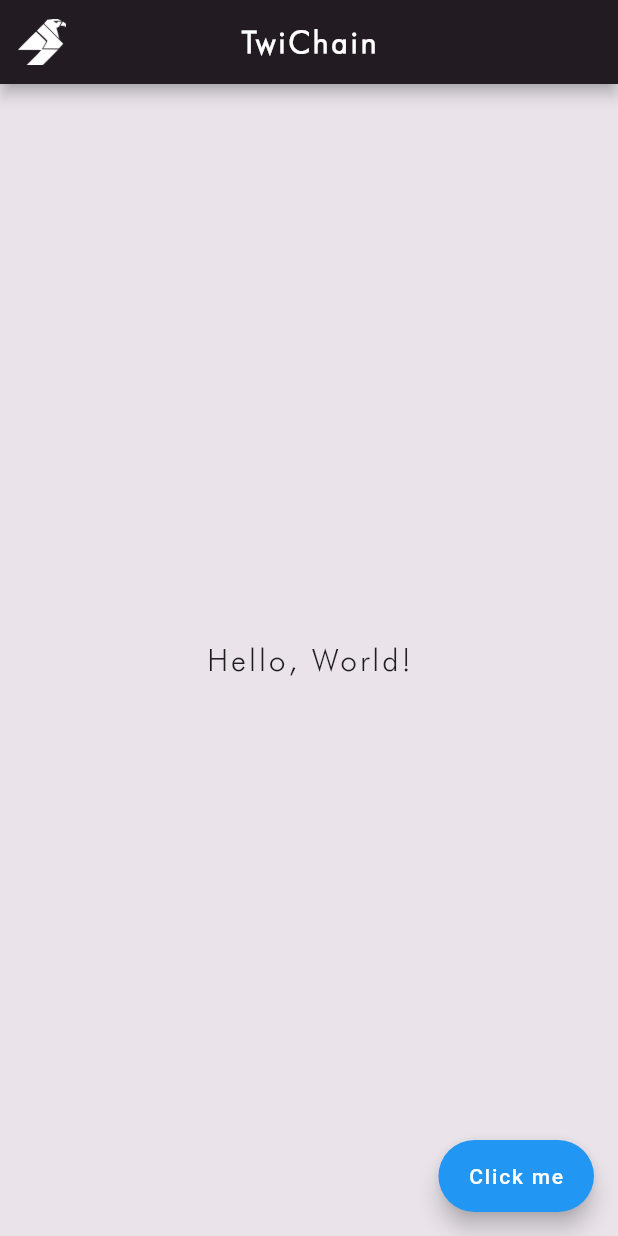
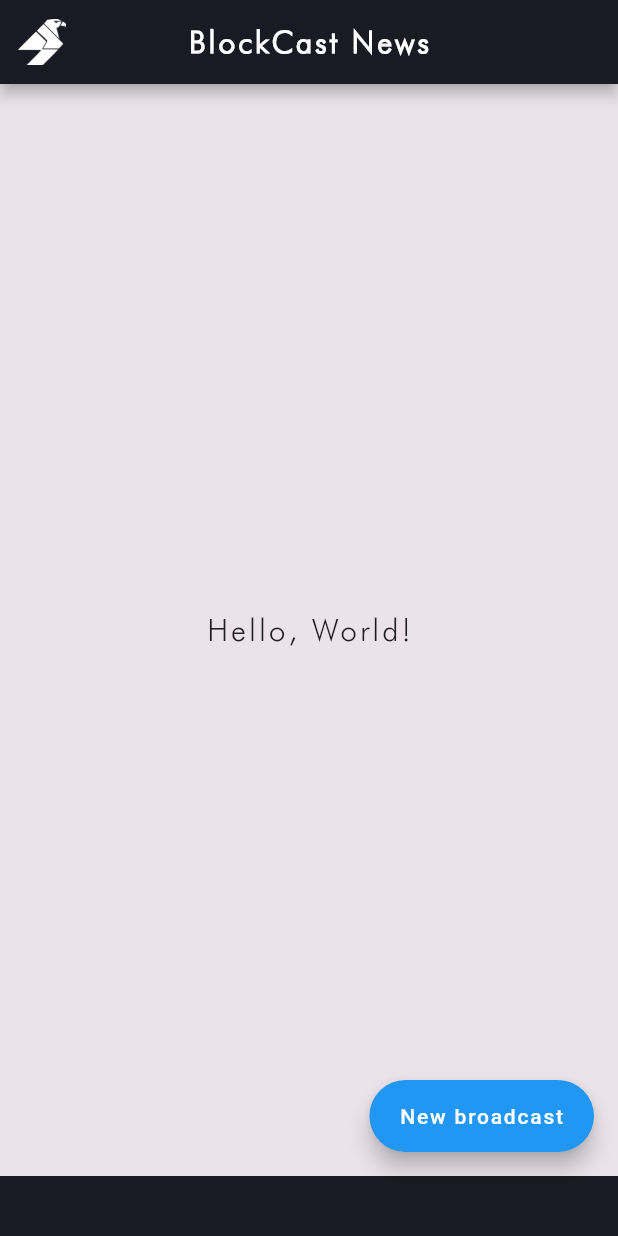
Before and after one commit to Benjovengo/DAppsage, a Flutter app: the screen it shows after launch, on a phone screen of 412 x 824 dp. Run offline on Flutter 3.47's test engine with Material 2 defaults, Android fonts, the phone set to English and light mode, and no system bars.

Commit message:
create Home page
- Add the Home page as a separate file in './lib/pages/' folder
- Make the Home widget as a StatelessWigget object.

A StatelessWidget in Flutter is a widget that does not have any mutable state. This means that once the widget is built, its content and behavior cannot be changed. Instead, a StatelessWidget is built solely based on the input parameters passed to it, and it renders the UI accordingly.

Signed-off-by: Fabio Benjovengo <fabio.benjovengo@gmail.com>

```diff
--- /dev/null
+++ b/front_end/lib/pages/home.dart
@@ -0,0 +1,48 @@
+import 'package:flutter/material.dart';
+
+class Home extends StatelessWidget {
+  const Home({super.key});
+
+  @override
+  Widget build(BuildContext context) {
+    return Scaffold(
+      appBar: AppBar(
+        title: const Text(
+          'BlockCast News',
+          style: TextStyle(
+            letterSpacing: 2.0,
+            fontFamily: 'Futura',
+            fontWeight: FontWeight.bold,
+          ),
+        ),
+        leading: Padding(
+          padding: const EdgeInsets.all(12.0),
+          child: Image.asset(
+            "assets/DApp_icon_white.png",
+          ),
+        ),
+        centerTitle: true,
+        backgroundColor: const Color.fromRGBO(26, 26, 36, 1),
+      ),
+      body: const Center(
+        child: Text(
+          'Hello, World!',
+          style: TextStyle(
+            fontSize: 20.0,
+            letterSpacing: 2.0,
+            fontFamily: 'Futura',
+          ),
+        ),
+      ),
+      backgroundColor: const Color.fromRGBO(234, 228, 234, 1),
+      floatingActionButton: FloatingActionButton.extended(
+        label: const Text("New broadcast"),
+        onPressed: () {},
+      ),
+      bottomNavigationBar: Container(
+        height: 40.0,
+        color: const Color.fromRGBO(26, 26, 36, 1),
+      ),
+    );
+  }
+}
```
Also changed, not shown: front_end/lib/main.dart (+4 -36 lines).
